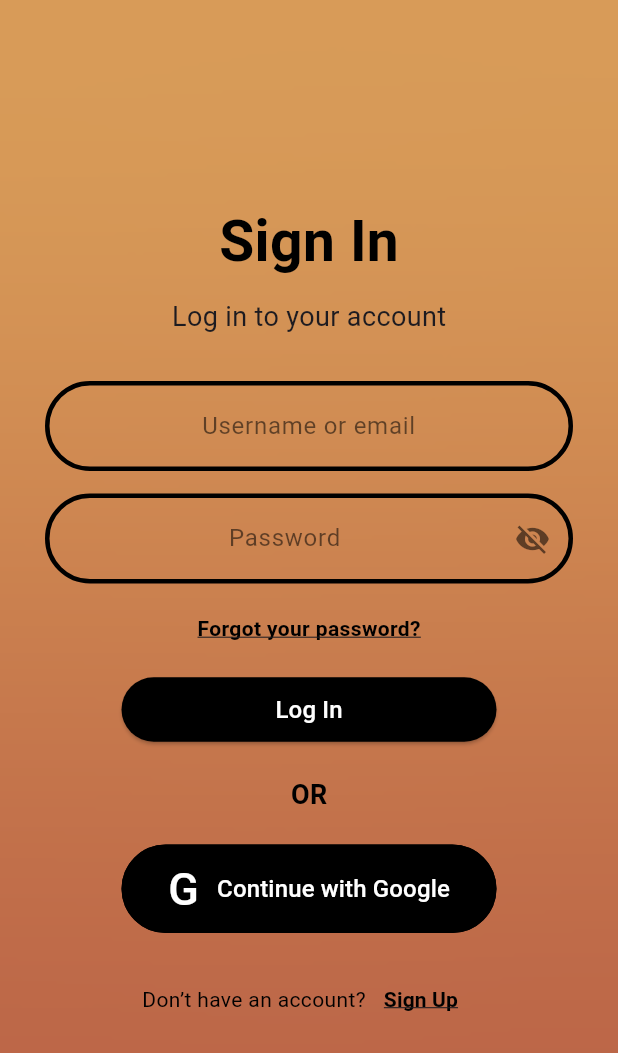
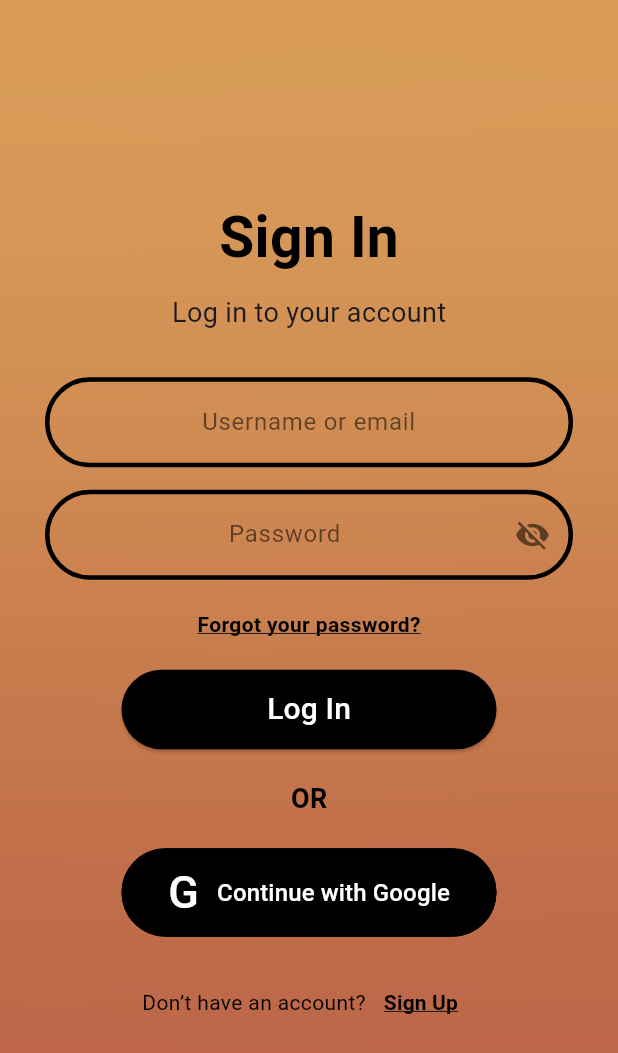
Before and after one commit to Sallam124/viva_journal, a Flutter app: the screen it shows after launch, after a tap on "Login", on a phone screen of 412 x 824 dp. Shown: the top 1053 px of the screen. Run offline on Flutter 3.47's test engine with Material 3 defaults, Android fonts, the phone set to English and light mode, and no system bars; our stand-ins replace carousel_slider, cloud_firestore, email_validator, firebase_auth, firebase_core, flutter_svg and 5 more; missing offline and left inert: flutter_sound; accounts and stored records are empty; generated files the repository leaves out were written again; Roboto replaces fonts that are missing (SF Pro Display).

Commit message:
sallam almost done

```diff
--- a/viva_journal/lib/main.dart
+++ b/viva_journal/lib/main.dart
@@ -1,10 +1,11 @@
 import 'package:flutter/material.dart';
 import 'package:firebase_core/firebase_core.dart';
-import 'firebase_options.dart'; // ✅ Firebase Configurations
+import 'package:firebase_auth/firebase_auth.dart'; // Import Firebase Auth functionality.
+import 'firebase_options.dart'; // Firebase configuration options.
 import 'package:viva_journal/screens/loading_screen.dart';
 import 'package:viva_journal/screens/login_screen.dart';
 import 'package:viva_journal/screens/sign_up_screen.dart';
-import 'package:viva_journal/screens/home.dart';
+import 'package:viva_journal/screens/home.dart'; // HomeScreen is defined in home.dart.
 import 'package:viva_journal/screens/background_theme.dart';
 import 'package:viva_journal/screens/reset_password.dart';
 import 'package:viva_journal/screens/dashboard_screen.dart';
@@ -14,10 +15,11 @@ import 'package:viva_journal/screens/settings_screen.dart';
 import 'package:viva_journal/screens/journal_screen.dart';
 import 'package:viva_journal/widgets/widgets.dart';
 
-// Global Navigator Key for retrieving context anywhere
+// Global navigator key for app-wide navigation control.
 final GlobalKey<NavigatorState> navigatorKey = GlobalKey<NavigatorState>();
 
-Future<void> main() async {
+// Main function: Initializes Firebase and runs the app.
+void main() async {
   WidgetsFlutterBinding.ensureInitialized();
   await Firebase.initializeApp(
     options: DefaultFirebaseOptions.currentPlatform,
@@ -28,7 +30,7 @@ Future<void> main() async {
 class MyApp extends StatelessWidget {
   const MyApp({super.key});
 
-  // Helper to wrap a screen with the BackgroundContainer and WillPopScope.
+  // Helper method to wrap a screen with BackgroundContainer and a WillPopScope.
   Widget _buildRoute(Widget screen) {
     return buildWillPopWrapper(child: BackgroundContainer(child: screen));
   }
@@ -36,22 +38,38 @@ class MyApp extends StatelessWidget {
   @override
   Widget build(BuildContext context) {
     return MaterialApp(
-      navigatorKey: navigatorKey, // ✅ Enables global navigation access
+      navigatorKey: navigatorKey,
       debugShowCheckedModeBanner: false,
       title: 'Flutter Journal App',
       theme: ThemeData(
         fontFamily: 'SF Pro Display',
         primarySwatch: Colors.grey,
-        pageTransitionsTheme: PageTransitionsTheme( // ✅ Global Page Transition Animation
+        pageTransitionsTheme: PageTransitionsTheme(
           builders: {
-            TargetPlatform.android: FadePageTransition(), // ✅ Custom Fade Transition
-            TargetPlatform.iOS: FadePageTransition(), // ✅ Works for iOS too
+            TargetPlatform.android: FadePageTransition(),
+            TargetPlatform.iOS: FadePageTransition(),
           },
         ),
       ),
-      // ✅ Global wrapper to dismiss keyboard when tapping outside inputs
+      // Wraps each screen in a dismiss keyboard wrapper.
       builder: (context, child) => buildDismissKeyboardWrapper(child: child!),
-      home: _buildRoute(SignUpScreen()), // ✅ Wrapped with exit confirmation and background theme
+      // Determines the initial route based on the user’s Firebase login status.
+      home: FutureBuilder<User?>(
+        future: _checkUserLoginStatus(), // Check if user is already logged in.
+        builder: (context, snapshot) {
+          if (snapshot.connectionState == ConnectionState.waiting) {
+            // While waiting for login status, show a loading screen.
+            return _buildRoute(const LoadingScreen());
+          } else if (snapshot.hasData && snapshot.data != null) {
+            // If logged in, go to the CalendarScreen (serving as home).
+            return _buildRoute(const HomeScreen());
+          } else {
+            // If not logged in, show the SignUpScreen.
+            return _buildRoute(const SignUpScreen());
+          }
+        },
+      ),
+      // Define named routes for app navigation.
       routes: {
         '/signUp': (context) => _buildRoute(const SignUpScreen()),
         '/loading': (context) => _buildRoute(const LoadingScreen()),
@@ -66,18 +84,19 @@ class MyApp extends StatelessWidget {
       },
     );
   }
+
+  // Checks if a user is currently logged in via FirebaseAuth.
+  Future<User?> _checkUserLoginStatus() async {
+    User? user = FirebaseAuth.instance.currentUser;
+    return user;
+  }
 }
 
-/// ✅ Custom Fade Transition for all Screens
+/// Custom Fade Transition for page changes.
 class FadePageTransition extends PageTransitionsBuilder {
   @override
-  Widget buildTransitions<T>(
-      PageRoute<T> route,
-      BuildContext context,
-      Animation<double> animation,
-      Animation<double> secondaryAnimation,
-      Widget child,
-      ) {
+  Widget buildTransitions<T>(PageRoute<T> route, BuildContext context,
+      Animation<double> animation, Animation<double> secondaryAnimation, Widget child) {
     return FadeTransition(opacity: animation, child: child);
   }
 }
--- a/viva_journal/lib/screens/login_screen.dart
+++ b/viva_journal/lib/screens/login_screen.dart
@@ -198,13 +198,13 @@ class _LoginScreenState extends State<LoginScreen> {
                         onPressed: _loginWithEmailPassword,
                         style: ElevatedButton.styleFrom(
                           backgroundColor: Colors.black,
-                          padding: const EdgeInsets.symmetric(vertical: 10),
+                          padding: const EdgeInsets.symmetric(vertical: 12),
                           shape: RoundedRectangleBorder(
                             borderRadius: BorderRadius.circular(30),
                           ),
                         ),
                         child: const Text(
-                            'Log In', style: TextStyle(fontSize: 16, color: Colors.white)),
+                            'Log In', style: TextStyle(fontSize: 20, color: Colors.white)),
                       ),
                     ),
                     const SizedBox(height: 10),
--- a/viva_journal/lib/screens/sign_up_screen.dart
+++ b/viva_journal/lib/screens/sign_up_screen.dart
@@ -282,26 +282,26 @@ class _SignUpScreenState extends State<SignUpScreen> {
                           onPressed: _signUp,
                           style: ElevatedButton.styleFrom(
                             backgroundColor: Colors.black,
-                            padding: const EdgeInsets.symmetric(vertical: 15),
+                            padding: const EdgeInsets.symmetric(vertical:15),
                             shape: RoundedRectangleBorder(
                               borderRadius: BorderRadius.circular(30),
                             ),
                           ),
-                          child: const Text('Sign Up', style: TextStyle(fontSize: 16, color: Colors.white)),
+                          child: const Text('Sign Up', style: TextStyle(fontSize: 20, color: Colors.white)),
                         ),
                       ),
-                      const SizedBox(height: 27),
-                      const Text('or', style: TextStyle(fontSize: 25, color: Colors.black54)),
-                      const SizedBox(height: 27),
+                      const SizedBox(height: 20),
+                      const Text('OR', style: TextStyle(fontSize: 25, color: Colors.black54,fontWeight: FontWeight.bold)),
+                      const SizedBox(height: 20),
                       SizedBox(
                         width: double.infinity,
                         child: ElevatedButton.icon(
                           onPressed: _handleGoogleSignIn,
-                          icon: const Text('G', style: TextStyle(fontSize: 20, color: Colors.white)),
+                          icon: const Text('G', style: TextStyle(fontSize: 30, color: Colors.white)),
                           label: const Text('Continue with Google', style: TextStyle(fontSize: 18, color: Colors.white)),
                           style: ElevatedButton.styleFrom(
                             backgroundColor: Colors.black,
-                            padding: const EdgeInsets.symmetric(vertical: 15),
+                            padding: const EdgeInsets.symmetric(vertical: 13),
                             shape: RoundedRectangleBorder(
                               borderRadius: BorderRadius.circular(30),
                             ),
@@ -335,6 +335,7 @@ class _SignUpScreenState extends State<SignUpScreen> {
                           style: TextStyle(fontSize: 16, color: Colors.black, decoration: TextDecoration.underline),
                         ),
                       ),
+
                     ],
                   ),
                 ],
--- a/viva_journal/pubspec.yaml
+++ b/viva_journal/pubspec.yaml
@@ -48,7 +48,6 @@ flutter:
     - assets/images/Background_Calendar.png
     - assets/images/Rotate_Star.png
     - assets/images/Star.svg
-    - assets/images/Background_Calendar.png
     - assets/images/Left_arrow.png
     - assets/images/Right_arrow.png
     - assets/images/pencil_1.png
@@ -66,6 +65,7 @@ flutter:
     - assets/images/Star3.png
     - assets/images/Star4.png
     - assets/images/Star5.png
+    - assets/images/Background_2.png
 
 
   fonts:
```
Also changed, not shown: viva_journal/lib/screens/calendar_screen.dart (+150 -74 lines), viva_journal/lib/screens/home.dart (+13 -4 lines), viva_journal/lib/screens/reset_password.dart (+21 -1 lines), viva_journal/lib/widgets/widgets.dart (+40 -1 lines).
